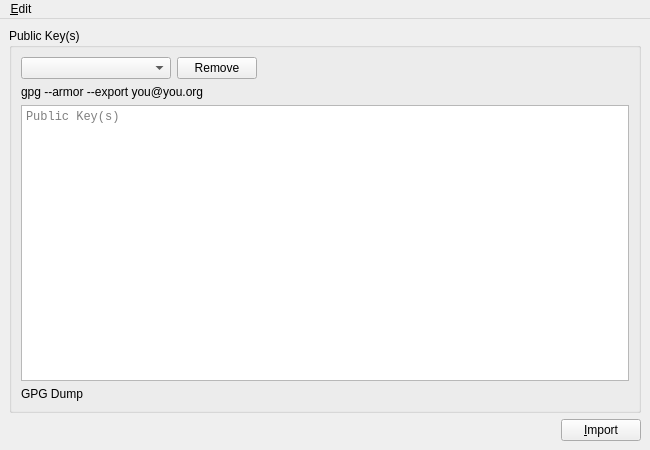
textbrowser/spot-on, file Source/UI/spot-on-rosetta-gpg-import.ui: the form before one commit.
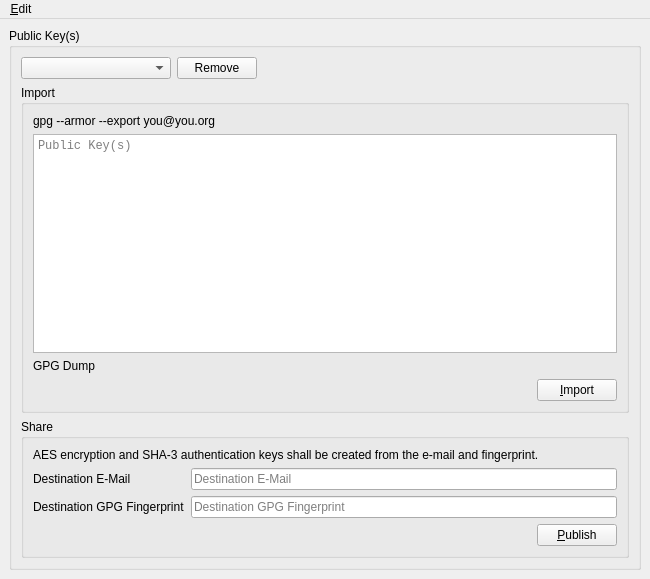
The form after the commit. Icons and pictures are not drawn.

Diff of the .ui file:
```diff
--- a/Source/UI/spot-on-rosetta-gpg-import.ui
+++ b/Source/UI/spot-on-rosetta-gpg-import.ui
@@ -7,7 +7,7 @@
     <x>0</x>
     <y>0</y>
     <width>650</width>
-    <height>450</height>
+    <height>579</height>
    </rect>
   </property>
   <property name="windowIcon">
@@ -57,6 +57,12 @@
         </layout>
        </item>
        <item>
+        <widget class="QGroupBox" name="groupBox_3">
+         <property name="title">
+          <string>Import</string>
+         </property>
+         <layout class="QVBoxLayout" name="verticalLayout_4">
+          <item>
         <widget class="QLabel" name="label_2">
          <property name="text">
           <string>gpg --armor --export you@you.org</string>
@@ -94,9 +100,6 @@
          </property>
         </widget>
        </item>
-      </layout>
-     </widget>
-    </item>
     <item>
      <layout class="QHBoxLayout" name="horizontalLayout">
       <item>
@@ -123,6 +126,93 @@
     </item>
    </layout>
   </widget>
+       </item>
+       <item>
+        <widget class="QGroupBox" name="groupBox">
+         <property name="title">
+          <string>Share</string>
+         </property>
+         <layout class="QVBoxLayout" name="verticalLayout_2">
+          <item>
+           <widget class="QLabel" name="label_3">
+            <property name="text">
+             <string>AES encryption and SHA-3 authentication keys shall be created from the e-mail and fingerprint. </string>
+            </property>
+            <property name="wordWrap">
+             <bool>true</bool>
+            </property>
+           </widget>
+          </item>
+          <item>
+           <layout class="QFormLayout" name="formLayout">
+            <item row="0" column="0">
+             <widget class="QLabel" name="label">
+              <property name="text">
+               <string>Destination E-Mail</string>
+              </property>
+             </widget>
+            </item>
+            <item row="1" column="0">
+             <widget class="QLabel" name="label_4">
+              <property name="text">
+               <string>Destination GPG Fingerprint</string>
+              </property>
+             </widget>
+            </item>
+            <item row="1" column="1">
+             <widget class="QLineEdit" name="destination_fingerprint">
+              <property name="placeholderText">
+               <string>Destination GPG Fingerprint</string>
+              </property>
+              <property name="clearButtonEnabled">
+               <bool>true</bool>
+              </property>
+             </widget>
+            </item>
+            <item row="0" column="1">
+             <widget class="QLineEdit" name="destination_email">
+              <property name="placeholderText">
+               <string>Destination E-Mail</string>
+              </property>
+              <property name="clearButtonEnabled">
+               <bool>true</bool>
+              </property>
+             </widget>
+            </item>
+           </layout>
+          </item>
+          <item>
+           <layout class="QHBoxLayout" name="horizontalLayout_4">
+            <item>
+             <spacer name="horizontalSpacer_3">
+              <property name="orientation">
+               <enum>Qt::Horizontal</enum>
+              </property>
+              <property name="sizeHint" stdset="0">
+               <size>
+                <width>40</width>
+                <height>20</height>
+               </size>
+              </property>
+             </spacer>
+            </item>
+            <item>
+             <widget class="QPushButton" name="publish">
+              <property name="text">
+               <string>&amp;Publish</string>
+              </property>
+             </widget>
+            </item>
+           </layout>
+          </item>
+         </layout>
+        </widget>
+       </item>
+      </layout>
+     </widget>
+    </item>
+   </layout>
+  </widget>
   <widget class="QMenuBar" name="menuBar">
    <property name="geometry">
     <rect>
```
Left out of the diff: 3 changed lines with no effect on the pictures. Lines whose indentation alone changed are shown as unchanged.
